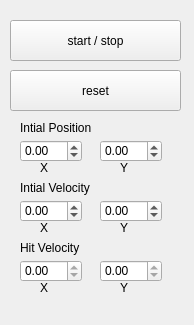
Above: tennisSimulator/forms/physicscontrols.ui from irisgallo/tennis-simulator before the change. Below: the same form after it.
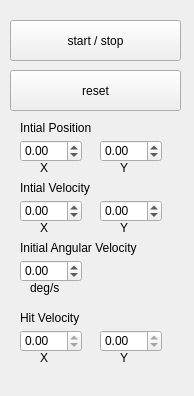
That is the form after the change.

The edit to the form file:
```diff
--- a/tennisSimulator/forms/physicscontrols.ui
+++ b/tennisSimulator/forms/physicscontrols.ui
@@ -7,7 +7,7 @@
     <x>0</x>
     <y>0</y>
     <width>194</width>
-    <height>325</height>
+    <height>396</height>
    </rect>
   </property>
   <property name="windowTitle">
@@ -185,7 +185,7 @@
    <property name="geometry">
     <rect>
      <x>20</x>
-     <y>260</y>
+     <y>330</y>
      <width>62</width>
      <height>22</height>
     </rect>
@@ -204,7 +204,7 @@
    <property name="geometry">
     <rect>
      <x>20</x>
-     <y>240</y>
+     <y>310</y>
      <width>81</width>
      <height>16</height>
     </rect>
@@ -217,7 +217,7 @@
    <property name="geometry">
     <rect>
      <x>120</x>
-     <y>280</y>
+     <y>350</y>
      <width>16</width>
      <height>16</height>
     </rect>
@@ -230,7 +230,7 @@
    <property name="geometry">
     <rect>
      <x>100</x>
-     <y>260</y>
+     <y>330</y>
      <width>62</width>
      <height>22</height>
     </rect>
@@ -249,7 +249,7 @@
    <property name="geometry">
     <rect>
      <x>40</x>
-     <y>280</y>
+     <y>350</y>
      <width>16</width>
      <height>16</height>
     </rect>
@@ -258,6 +258,48 @@
     <string>X</string>
    </property>
   </widget>
+  <widget class="QLabel" name="avLabel">
+   <property name="geometry">
+    <rect>
+     <x>20</x>
+     <y>240</y>
+     <width>141</width>
+     <height>16</height>
+    </rect>
+   </property>
+   <property name="text">
+    <string>Initial Angular Velocity</string>
+   </property>
+  </widget>
+  <widget class="QDoubleSpinBox" name="avSpinBox">
+   <property name="geometry">
+    <rect>
+     <x>20</x>
+     <y>260</y>
+     <width>62</width>
+     <height>22</height>
+    </rect>
+   </property>
+   <property name="minimum">
+    <double>-50.000000000000000</double>
+   </property>
+   <property name="maximum">
+    <double>50.000000000000000</double>
+   </property>
+  </widget>
+  <widget class="QLabel" name="avDegLabel">
+   <property name="geometry">
+    <rect>
+     <x>30</x>
+     <y>280</y>
+     <width>41</width>
+     <height>16</height>
+    </rect>
+   </property>
+   <property name="text">
+    <string>deg/s</string>
+   </property>
+  </widget>
  </widget>
  <resources/>
  <connections/>
```
